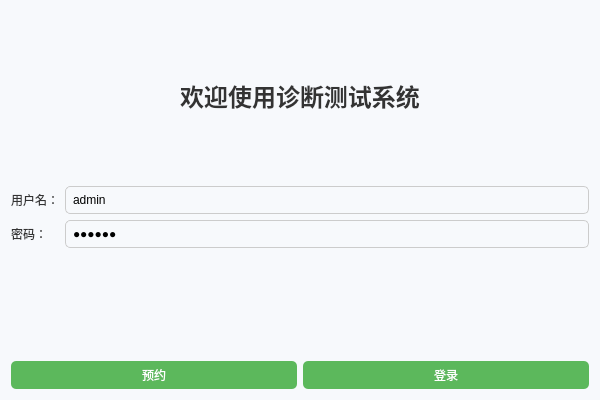
Old version of the form loginview.ui in the repository zhuguotiao/Lab.
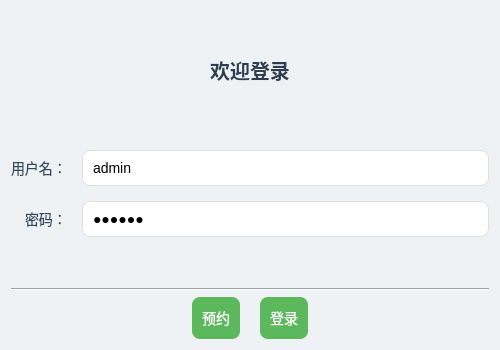
New version of the form.

```diff
--- a/loginview.ui
+++ b/loginview.ui
@@ -9,8 +9,8 @@
    <rect>
     <x>0</x>
     <y>0</y>
-    <width>600</width>
-    <height>400</height>
+    <width>500</width>
+    <height>350</height>
    </rect>
   </property>
   <property name="windowTitle">
@@ -19,25 +19,39 @@
   <property name="styleSheet">
    <string>
     QWidget {
-        background-color: #f7f9fc;
-        font-family: Arial, sans-serif;
+        background-color: #eef2f5;
+        font-family: &quot;Segoe UI&quot;, Arial, sans-serif;
     }
     QLabel {
-        color: #333;
+        color: #34495e;
+        font-size: 14px;
+    }
+    QLineEdit {
+        background-color: #ffffff;
+        border: 1px solid #dcdfe6;
+        border-radius: 8px;
+        padding: 8px;
+        font-size: 14px;
+    }
+    QLineEdit:focus {
+        border: 1px solid #5cb85c;
     }
     QPushButton {
         background-color: #5cb85c;
         color: white;
-        border-radius: 5px;
-        padding: 5px;
+        font-size: 14px;
+        border-radius: 8px;
+        padding: 10px;
     }
     QPushButton:hover {
         background-color: #4cae4c;
     }
-    QLineEdit {
-        border: 1px solid #ccc;
-        border-radius: 5px;
-        padding: 5px;
+    QPushButton:pressed {
+        background-color: #449d44;
+    }
+    QPushButton:disabled {
+        background-color: #c8e1c8;
+        color: #ffffff;
     }
    </string>
   </property>
@@ -46,13 +60,23 @@
     <widget class="QLabel" name="label">
      <property name="font">
       <font>
-       <family>Arial</family>
-       <pointsize>18</pointsize>
+       <family>Segoe UI</family>
+       <pointsize>-1</pointsize>
        <bold>true</bold>
       </font>
      </property>
+     <property name="styleSheet">
+      <string>
+       QLabel {
+           color: #2c3e50;
+           font-size: 20px;
+           font-weight: bold;
+           margin-bottom: 15px;
+       }
+      </string>
+     </property>
      <property name="text">
-      <string>欢迎使用诊断测试系统</string>
+      <string>欢迎登录</string>
      </property>
      <property name="alignment">
       <set>Qt::AlignmentFlag::AlignCenter</set>
@@ -61,6 +85,18 @@
    </item>
    <item>
     <layout class="QFormLayout" name="formLayout">
+     <property name="labelAlignment">
+      <set>Qt::AlignmentFlag::AlignRight|Qt::AlignmentFlag::AlignTrailing|Qt::AlignmentFlag::AlignVCenter</set>
+     </property>
+     <property name="formAlignment">
+      <set>Qt::AlignmentFlag::AlignHCenter|Qt::AlignmentFlag::AlignTop</set>
+     </property>
+     <property name="horizontalSpacing">
+      <number>15</number>
+     </property>
+     <property name="verticalSpacing">
+      <number>15</number>
+     </property>
      <item row="0" column="0">
       <widget class="QLabel" name="label_username">
        <property name="text">
@@ -100,8 +136,34 @@
      </item>
     </layout>
    </item>
+   <item>
+    <widget class="QFrame" name="line">
+     <property name="frameShape">
+      <enum>QFrame::Shape::HLine</enum>
+     </property>
+     <property name="frameShadow">
+      <enum>QFrame::Shadow::Sunken</enum>
+     </property>
+    </widget>
+   </item>
    <item>
     <layout class="QHBoxLayout" name="buttonLayout">
+     <property name="spacing">
+      <number>20</number>
+     </property>
+     <item>
+      <spacer name="horizontalSpacerLeft">
+       <property name="orientation">
+        <enum>Qt::Orientation::Horizontal</enum>
+       </property>
+       <property name="sizeHint" stdset="0">
+        <size>
+         <width>0</width>
+         <height>0</height>
+        </size>
+       </property>
+      </spacer>
+     </item>
      <item>
       <widget class="QPushButton" name="btReserve">
        <property name="text">
@@ -116,6 +178,19 @@
        </property>
       </widget>
      </item>
+     <item>
+      <spacer name="horizontalSpacerRight">
+       <property name="orientation">
+        <enum>Qt::Orientation::Horizontal</enum>
+       </property>
+       <property name="sizeHint" stdset="0">
+        <size>
+         <width>0</width>
+         <height>0</height>
+        </size>
+       </property>
+      </spacer>
+     </item>
     </layout>
    </item>
   </layout>
```
Left out of the diff: 2 changed lines with no effect on the pictures.
